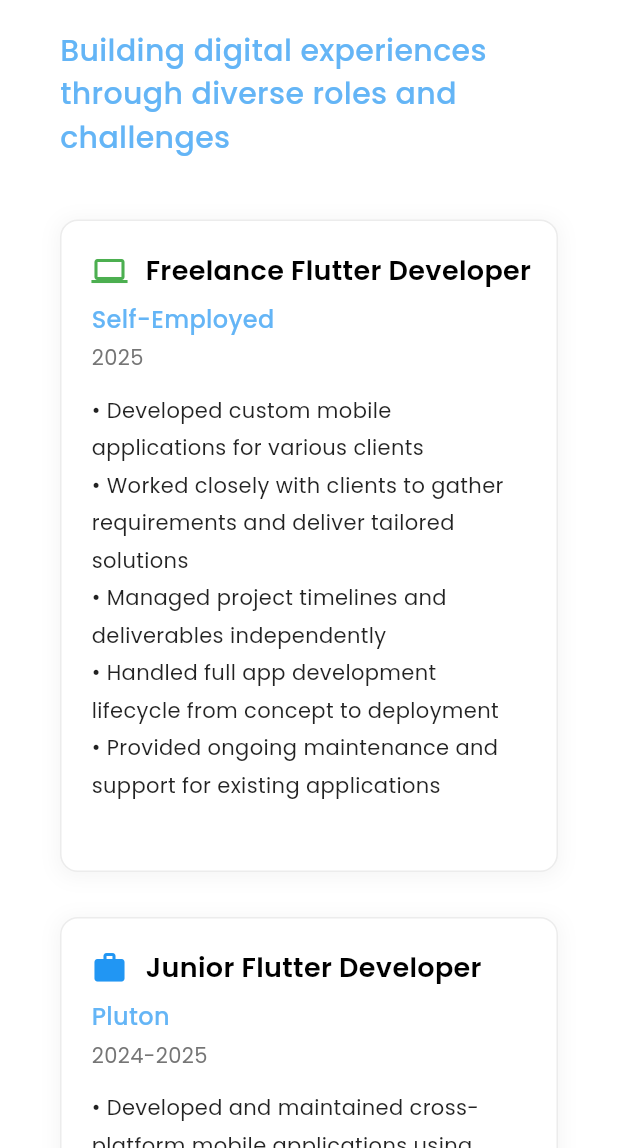
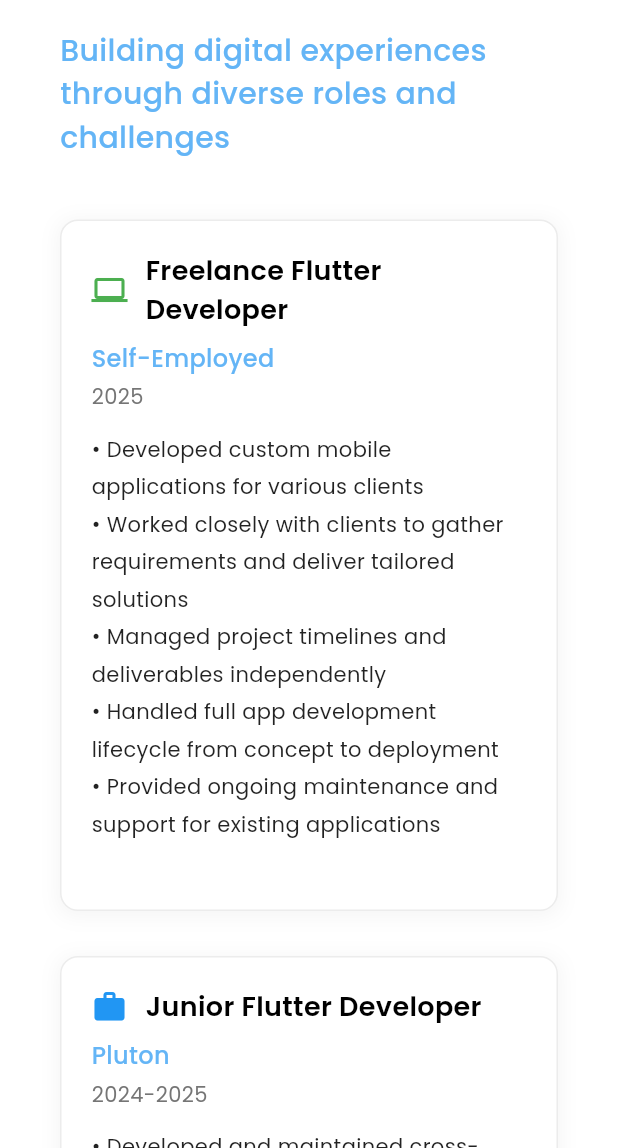
Before and after one commit to 31SUFI/flutter-web, a Flutter app: the screen it shows after launch, scrolled down 2880 dp, on a phone screen of 412 x 824 dp, the part 88-1236 px from its top. Run offline on Flutter 3.47's test engine with Material 3 defaults, Android fonts, the phone set to English and light mode, and no system bars; our stand-ins replace animate_do, animated_text_kit, flutter_animate, flutter_svg, google_fonts, visibility_detector.

Commit message:
fix: minor fix

```diff
--- a/lib/sections/experience_section.dart
+++ b/lib/sections/experience_section.dart
@@ -168,12 +168,15 @@ class ExperienceSection extends StatelessWidget {
                   children: [
                     Icon(icon, color: color, size: 24),
                     const SizedBox(width: 12),
-                    Text(
-                      title,
-                      style: AppStyles.subHeaderText.copyWith(
-                        fontSize: isDesktop ? 22 : 18,
-                        fontWeight: FontWeight.w600,
-                        color: Colors.black,
+                    Expanded(
+                      child: Text(
+                        title,
+                        style: AppStyles.subHeaderText.copyWith(
+                          fontSize: isDesktop ? 22 : 18,
+                          fontWeight: FontWeight.w600,
+                          color: Colors.black,
+                        ),
+                        softWrap: true,
                       ),
                     ),
                   ],
```
